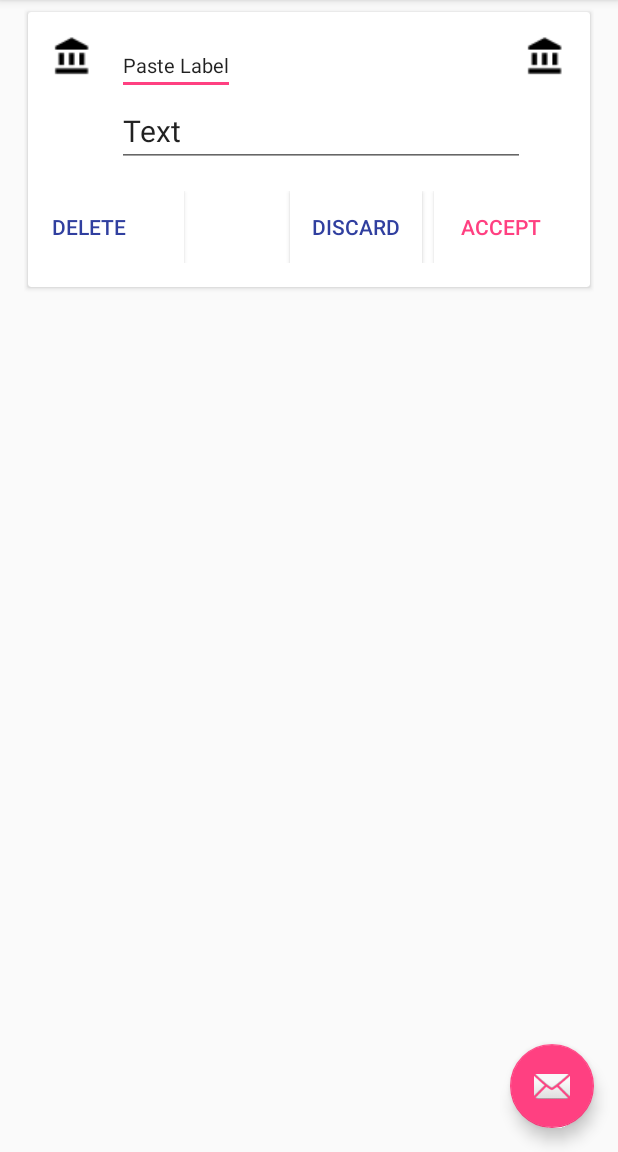
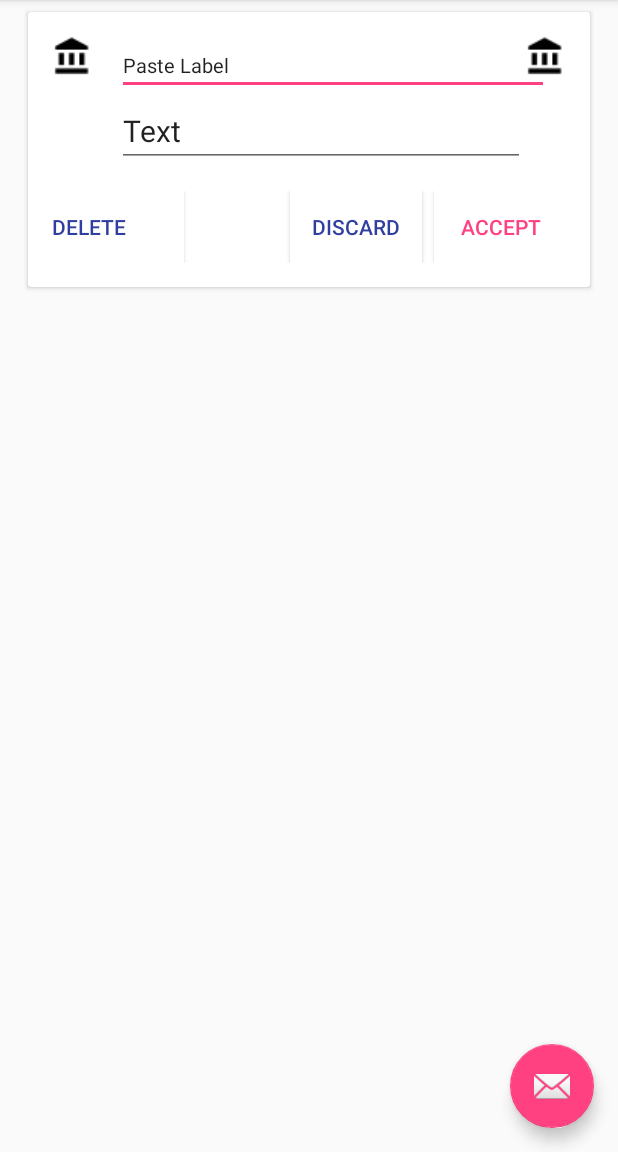
Before and after one commit to nicfol/Duplici, an Android app: the screen it shows after launch (MainActivity), after a tap on "Clickable image that opens the menu to c", on a phone screen of 412 x 824 dp, the part 84-1236 px from its top. Run offline under Robolectric (Android 15) with nearby library versions, the phone set to English and light mode, and no system bars; libraries missing offline, so code that uses them is left out: com.facebook.stetho; plain views replace Button, MaterialEditText; 1 statement that could not run was skipped; 1 other tap on this screen came first.

Commit message:
Limited label textfield length

```diff
--- a/app/src/main/res/layout/card_pastes.xml
+++ b/app/src/main/res/layout/card_pastes.xml
@@ -39,6 +39,8 @@
                 android:layout_alignParentTop="true"
                 android:layout_toEndOf="@+id/pasteIcon"
                 android:textSize="13sp"
+                android:minEms="18"
+                android:maxEms="18"
                 app:met_maxCharacters="18"
                 app:met_helperText="Label"/>
 
```
